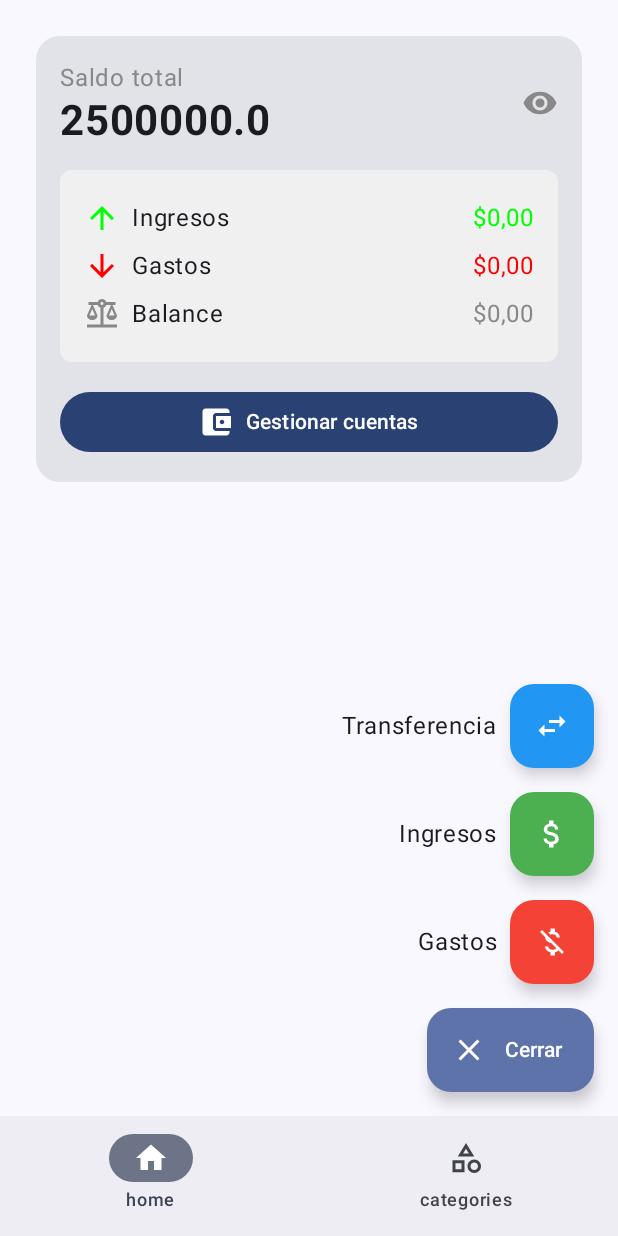
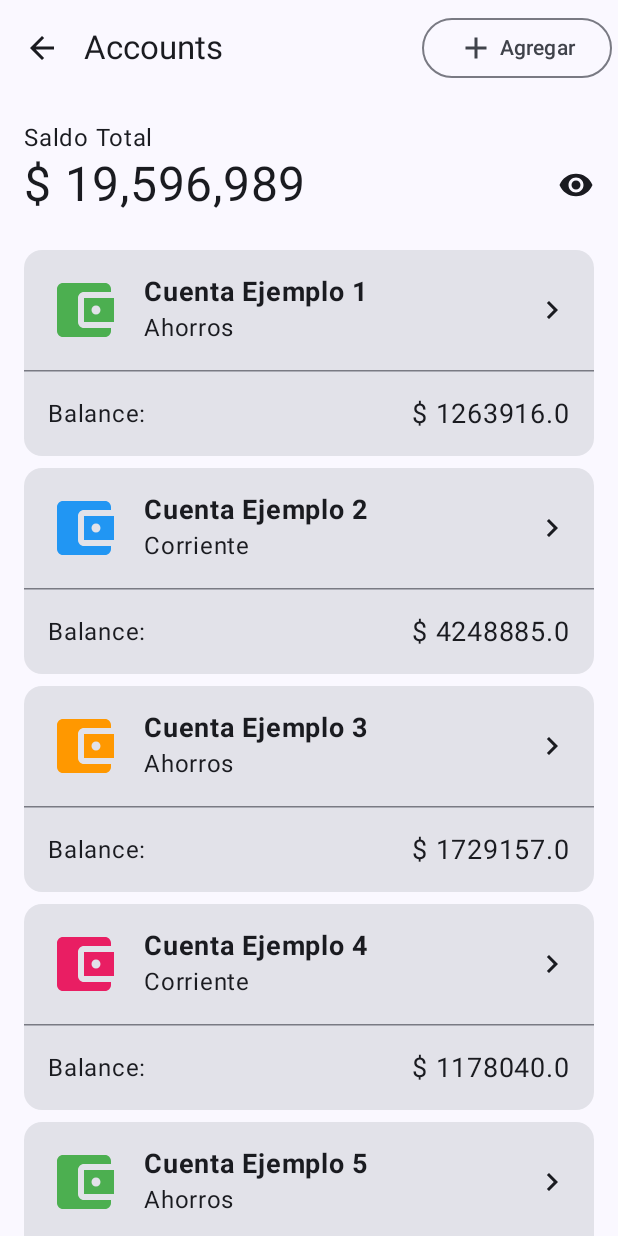
Before and after one commit to ing-fabiansuarez/GuardaditoApp, an Android app built with Jetpack Compose: the screen it shows after launch (MainActivity), after a tap on "Gestionar cuentas", on a phone screen of 412 x 824 dp. Run offline under Robolectric (Android 15) with nearby library versions, the phone set to English and light mode, and no system bars; our stand-ins replace Room's generated code; 2 other taps on this screen came first.

Commit message:
Se cre el accounts screen

```diff
--- a/app/src/main/java/software/mys/guardaditoapp/NavigationApp.kt
+++ b/app/src/main/java/software/mys/guardaditoapp/NavigationApp.kt
@@ -5,6 +5,7 @@ import androidx.compose.ui.platform.LocalContext
 import androidx.navigation.compose.NavHost
 import androidx.navigation.compose.composable
 import androidx.navigation.compose.rememberNavController
+import software.mys.guardaditoapp.ui.screen.AccountScreen
 import software.mys.guardaditoapp.ui.screen.MainScreen
 
 @Composable
@@ -13,8 +14,12 @@ fun NavigationApp() {
     val navController = rememberNavController()
     NavHost(navController = navController, startDestination = Routes.Main.route) {
         composable(Routes.Main.route) {
-            MainScreen()
+            MainScreen(
+                onAccountClick = { navController.navigate(Routes.Accounts.route) }
+            )
+        }
+        composable(Routes.Accounts.route) {
+            AccountScreen(onBackClick = { navController.popBackStack() })
         }
     }
-
 }
--- a/app/src/main/java/software/mys/guardaditoapp/Routes.kt
+++ b/app/src/main/java/software/mys/guardaditoapp/Routes.kt
@@ -4,4 +4,5 @@ sealed class Routes(val route: String, val title: String) {
     object Main : Routes("main", "Inicio")
     object HomeTab : Routes("home", "Inicio")
     object CategoriesTab : Routes("categories", "Categorías")
+    object Accounts : Routes("accounts", "Cuentas")
 }
--- a/app/src/main/java/software/mys/guardaditoapp/data/local/entities/AccountEntity.kt
+++ b/app/src/main/java/software/mys/guardaditoapp/data/local/entities/AccountEntity.kt
@@ -1,8 +1,13 @@
 package software.mys.guardaditoapp.data.local.entities
 
+import androidx.compose.material.icons.Icons
+import androidx.compose.material.icons.filled.AccountBalanceWallet
+import androidx.compose.material.icons.filled.Category
+import androidx.compose.ui.graphics.vector.ImageVector
 import androidx.room.Entity
 import androidx.room.PrimaryKey
 import software.mys.guardaditoapp.ui.models.AccountUi
+import software.mys.guardaditoapp.ui.util.AppIcons
 
 @Entity(tableName = "accounts")
 data class AccountEntity(
@@ -10,7 +15,7 @@ data class AccountEntity(
     val name: String = "",               // Nombre de la cuenta, ej. "Nequi", "Davivienda"
     val type: String = "",           // Tipo: "Ahorros", "Corriente", "Crédito", "Efectivo"
     var balance: Double = 0.0,        // Saldo visible (como String si viene del usuario o editable)
-    val icon: String = "",           // Nombre del ícono asociado o URL/local path
+    val iconName: String = "Default.Business",     // Nombre del ícono asociado o URL/local path
     val color: Long = 0xFFFFFFF
 )
 
@@ -20,7 +25,7 @@ fun AccountEntity.toUi(): AccountUi {
         name = name,
         type = type,
         balance = balance,
-        icon = icon,
-        colorHex = String.format("#%06X", 0xFFFFFF and color.toInt())
+        icon = AppIcons.getIconByName(this.iconName),
+        colorHex = color
     )
 }
--- a/app/src/main/java/software/mys/guardaditoapp/ui/models/AccountUi.kt
+++ b/app/src/main/java/software/mys/guardaditoapp/ui/models/AccountUi.kt
@@ -1,14 +1,19 @@
 package software.mys.guardaditoapp.ui.models
 
+import androidx.compose.material.icons.Icons
+import androidx.compose.material.icons.filled.AccountBalanceWallet
+import androidx.compose.material.icons.filled.Category
+import androidx.compose.ui.graphics.vector.ImageVector
 import software.mys.guardaditoapp.data.local.entities.AccountEntity
+import software.mys.guardaditoapp.ui.util.AppIcons
 
 data class AccountUi(
     val id: Long = 0,             // ID único (útil para Firebase u otra base de datos)
     val name: String = "",           // Nombre de la cuenta, ej. "Nequi", "Davivienda"
     val type: String = "",           // Tipo: "Ahorros", "Corriente", "Crédito", "Efectivo"
     val balance: Double = 0.0,        // Saldo visible (como String si viene del usuario o editable)
-    val icon: String = "",           // Nombre del ícono asociado o URL/local path
-    val colorHex: String = "#FFFFFF" // Color asociado (puede usarse en UI para distinguir cuentas)
+    val icon: ImageVector = Icons.Default.AccountBalanceWallet,         // Nombre del ícono asociado o URL/local path
+    val colorHex: Long = 0xFF00897B // Color asociado (puede usarse en UI para distinguir cuentas)
 )
 
 fun AccountUi.toEntity(): AccountEntity {
@@ -17,7 +22,7 @@ fun AccountUi.toEntity(): AccountEntity {
         name = name,
         type = type,
         balance = balance,
-        icon = icon,
-        color = colorHex.removePrefix("#").toLong(16)
+        iconName = AppIcons.getNameByIcon(icon),
+        color = colorHex
     )
 }
--- /dev/null
+++ b/app/src/main/java/software/mys/guardaditoapp/ui/screen/AccountScreen.kt
@@ -0,0 +1,222 @@
+package software.mys.guardaditoapp.ui.screen
+
+import androidx.compose.foundation.clickable
+import androidx.compose.foundation.layout.Arrangement
+import androidx.compose.foundation.layout.Column
+import androidx.compose.foundation.layout.PaddingValues
+import androidx.compose.foundation.layout.Row
+import androidx.compose.foundation.layout.Spacer
+import androidx.compose.foundation.layout.fillMaxWidth
+import androidx.compose.foundation.layout.padding
+import androidx.compose.foundation.layout.size
+import androidx.compose.foundation.layout.width
+import androidx.compose.foundation.lazy.LazyColumn
+import androidx.compose.foundation.lazy.items
+import androidx.compose.material.icons.Icons
+import androidx.compose.material.icons.automirrored.filled.ArrowBack
+import androidx.compose.material.icons.automirrored.filled.NavigateNext
+import androidx.compose.material.icons.filled.AccountBalanceWallet
+import androidx.compose.material.icons.filled.Add
+import androidx.compose.material.icons.filled.ArrowBack
+import androidx.compose.material.icons.filled.Visibility
+import androidx.compose.material.icons.filled.VisibilityOff
+import androidx.compose.material3.Button
+import androidx.compose.material3.Card
+import androidx.compose.material3.ElevatedButton
+import androidx.compose.material3.ExperimentalMaterial3Api
+import androidx.compose.material3.FloatingActionButton
+import androidx.compose.material3.HorizontalDivider
+import androidx.compose.material3.Icon
+import androidx.compose.material3.IconButton
+import androidx.compose.material3.MaterialTheme
+import androidx.compose.material3.OutlinedButton
+import androidx.compose.material3.Scaffold
+import androidx.compose.material3.Text
+import androidx.compose.material3.TextButton
+import androidx.compose.material3.TopAppBar
+import androidx.compose.runtime.Composable
+import androidx.compose.runtime.getValue
+import androidx.compose.runtime.mutableStateOf
+import androidx.compose.runtime.remember
+import androidx.compose.runtime.saveable.rememberSaveable
+import androidx.compose.runtime.setValue
+import androidx.compose.ui.Alignment
+import androidx.compose.ui.Modifier
+import androidx.compose.ui.graphics.Color
+import androidx.compose.ui.platform.LocalContext
+import androidx.compose.ui.text.font.FontWeight
+import androidx.compose.ui.tooling.preview.Preview
+import androidx.compose.ui.unit.dp
+import androidx.compose.ui.unit.sp
+import software.mys.guardaditoapp.ui.models.AccountUi
+import java.text.NumberFormat
+
+@OptIn(ExperimentalMaterial3Api::class)
+@Composable
+fun AccountScreen(onBackClick: () -> Unit = {}) {
+    // Datos de ejemplo para la lista
+    val sampleAccounts = remember {
+        List(10) { index ->
+            val colorVerde = 0xFF4CAF50L
+            val colorAzul = 0xFF2196F3L
+            val colorNaranja = 0xFFFF9800L
+            val colorRosa = 0xFFE91E63L
+            AccountUi(
+                id = index.toLong(),
+                name = "Cuenta Ejemplo ${index + 1}",
+                type = if (index % 2 == 0) "Ahorros" else "Corriente",
+                balance = (100000..5000000).random().toDouble(),
+                colorHex = when (index % 4) { // Cambiado aquí
+                    0 -> colorVerde
+                    1 -> colorAzul
+                    2 -> colorNaranja
+                    else -> colorRosa
+                }
+            )
+        }
+    }
+
+    Scaffold(
+        topBar = {
+            TopAppBar(
+                title = { Text("Accounts") },
+                navigationIcon = {
+                    IconButton(onClick = onBackClick) {
+                        Icon(Icons.AutoMirrored.Filled.ArrowBack, contentDescription = null)
+                    }
+                },
+                actions = {
+                    OutlinedButton(
+                        onClick = { }
+                    ) {
+                        Icon(
+                            Icons.Default.Add,
+                            contentDescription = null,
+                            modifier = Modifier.size(24.dp)
+                        )
+                        Spacer(modifier = Modifier.width(4.dp))
+                        Text(
+                            "Agregar",
+                        )
+                    }
+                }
+            )
+        }
+    ) { innerPadding ->
+        LazyColumn(
+            modifier = Modifier.padding(innerPadding),
+            contentPadding = PaddingValues(16.dp), // Padding alrededor de la lista
+            verticalArrangement = Arrangement.spacedBy(8.dp) // Espacio entre items
+        ) {
+            item { // Primer item especial para el SummaryAccount
+                SummaryAccount(total = sampleAccounts.sumOf { it.balance })
+                Spacer(modifier = Modifier.size(16.dp)) // Espacio después del resumen
+            }
+
+            items(
+                sampleAccounts,
+                key = { account -> account.id }) { account -> // Bucle sobre la lista de cuentas
+                AccountItem(account = account)
+            }
+        }
+
+    }
+
+}
+
+
+@Composable
+fun SummaryAccount(total: Double) {
+    var isBalanceVisible by rememberSaveable { mutableStateOf(true) }
+    // Obtener el contexto local para acceder a la configuración regional del dispositivo
+    val context = LocalContext.current
+    // Obtener la configuración regional actual del dispositivo
+    val currentLocale = context.resources.configuration.locales[0]
+
+    // Crear un formateador de números para la configuración regional actual
+    // Esto asegura que se usen los separadores correctos (p.ej., "," para miles y "." para decimal en US)
+    // o (p.ej., "." para miles y "," para decimal en muchos países europeos)
+    val numberFormatter = remember(currentLocale) {
+        NumberFormat.getInstance(currentLocale).apply {
+            // Opcional: Configurar el número máximo y mínimo de dígitos fraccionarios
+            // minimumFractionDigits = 2
+            // maximumFractionDigits = 2
+        }
+    }
+    val formattedBalance = remember(total, currentLocale) {
+        numberFormatter.format(total)
+    }
+    Column(modifier = Modifier.fillMaxWidth()) {
+        Text("Saldo Total")
+        Row(
+            horizontalArrangement = Arrangement.SpaceBetween,
+            modifier = Modifier.fillMaxWidth(),
+            verticalAlignment = Alignment.CenterVertically
+        ) {
+            // Muestra el saldo o asteriscos según el estado de isBalanceVisible
+            Text(
+                text = if (isBalanceVisible) "$ $formattedBalance" else "$ ****.**",
+                fontSize = 32.sp
+            )
+            Icon(
+                imageVector = if (isBalanceVisible) Icons.Default.Visibility else Icons.Default.VisibilityOff,
+                contentDescription = if (isBalanceVisible) "Ocultar saldo" else "Mostrar saldo",
+                modifier = Modifier.clickable {
+                    // Cambia el estado de visibilidad al hacer clic
+                    isBalanceVisible = !isBalanceVisible
+                }
+            )
+        }
+    }
+}
+
+@Composable
+fun AccountItem(account: AccountUi) {
+    Card {
+        Column() {
+            Row(
+                modifier = Modifier
+                    .fillMaxWidth()
+                    .padding(16.dp),
+                horizontalArrangement = Arrangement.SpaceBetween,
+                verticalAlignment = Alignment.CenterVertically
+            ) {
+                Row(verticalAlignment = Alignment.CenterVertically) {
+                    Icon(
+                        Icons.Default.AccountBalanceWallet,
+                        contentDescription = null,
+                        modifier = Modifier.size(48.dp),
+                        tint = Color(account.colorHex)
+                    )
+                    Spacer(modifier = Modifier.width(16.dp))
+                    Column {
+                        Text(account.name, fontSize = 18.sp, fontWeight = FontWeight.Bold)
+                        Text(account.type)
+                    }
+                }
+                Icon(Icons.AutoMirrored.Filled.NavigateNext, contentDescription = null)
+            }
+            HorizontalDivider()
+            Row(
+                modifier = Modifier
+                    .fillMaxWidth()
+                    .padding(16.dp),
+                horizontalArrangement = Arrangement.SpaceBetween,
+                verticalAlignment = Alignment.CenterVertically
+            ) {
+                Text("Balance: ")
+                Text(
+                    "$ ${account.balance.toString()}",
+                    fontSize = 18.sp
+                )
+            }
+        }
+    }
+}
+
+@Preview() // Añade un fondo blanco para mejor visualización
+@Composable
+fun Preview() {
+    //SummaryAccount(1000000.215)
+    AccountScreen()
+}
--- a/app/src/main/java/software/mys/guardaditoapp/ui/screen/MainScreen.kt
+++ b/app/src/main/java/software/mys/guardaditoapp/ui/screen/MainScreen.kt
@@ -49,7 +49,7 @@ import software.mys.guardaditoapp.ui.viewmodel.TransactionViewModel
 
 @OptIn(ExperimentalMaterial3Api::class)
 @Composable
-fun MainScreen() {
+fun MainScreen(onAccountClick: () -> Unit = {}) {
     val navController = rememberNavController()
     val navBackStackEntry by navController.currentBackStackEntryAsState()
     val currentDestination = navBackStackEntry?.destination
@@ -179,7 +179,9 @@ fun MainScreen() {
             modifier = Modifier.padding(innerPadding)
         ) {
             composable(route = Routes.HomeTab.route) {
-                HomeTab()
+                HomeTab(
+                    onAccountClick = { onAccountClick() }
+                )
             }
             composable(route = Routes.CategoriesTab.route) {
                 CategoriesTab(categoryViewmodel)
--- a/app/src/main/java/software/mys/guardaditoapp/ui/screen/tabs/HomeTab.kt
+++ b/app/src/main/java/software/mys/guardaditoapp/ui/screen/tabs/HomeTab.kt
@@ -61,7 +61,7 @@ import androidx.compose.runtime.getValue
 
 
 @Composable
-fun HomeTab(viewModel: HomeTabViewModel = viewModel()) {
+fun HomeTab(viewModel: HomeTabViewModel = viewModel(), onAccountClick: () -> Unit = {}) {
 
     val state by viewModel.uiState.collectAsState()
 
@@ -70,7 +70,8 @@ fun HomeTab(viewModel: HomeTabViewModel = viewModel()) {
             .padding(8.dp)
     ) {
         BalanceCard(
-            saldoTotal = state.totalBalance
+            saldoTotal = state.totalBalance,
+            onAccountClick = onAccountClick
         )
     }
 
@@ -79,7 +80,7 @@ fun HomeTab(viewModel: HomeTabViewModel = viewModel()) {
 
 @OptIn(ExperimentalMaterial3Api::class)
 @Composable
-fun BalanceCard(saldoTotal: Double = 0.0) {
+fun BalanceCard(saldoTotal: Double = 0.0, onAccountClick: () -> Unit = {}) {
     Card(
         modifier = Modifier
             .padding(16.dp)
@@ -125,7 +126,7 @@ fun BalanceCard(saldoTotal: Double = 0.0) {
             }
             Spacer(modifier = Modifier.height(16.dp))
             Button(
-                onClick = { /*TODO*/ },
+                onClick = onAccountClick,
                 modifier = Modifier.fillMaxWidth(),
                 shape = RoundedCornerShape(50)
             ) {
--- a/app/src/main/java/software/mys/guardaditoapp/ui/viewmodel/TransactionViewModel.kt
+++ b/app/src/main/java/software/mys/guardaditoapp/ui/viewmodel/TransactionViewModel.kt
@@ -48,27 +48,7 @@ class TransactionViewModel(application: Application) : AndroidViewModel(applicat
         }.launchIn(viewModelScope)
 
         if (accounts.isEmpty()) {
-            accountRepository.insert(
-                AccountEntity(
-                    name = "Efectivo",
-                    type = "Disponible",
-                    balance = 500_000.0,
-                    icon = "attach_money",  // o el nombre de tu ícono local
-                    color = 0xFFE57373 // Rojo claro
-                )
-            )
-            accountRepository.insert(
-                AccountEntity(
-                    name = "Cuenta Bancaria",
-                    type = "Ahorros",
-                    balance = 2_000_000.0,
-                    icon = "account_balance", // o tu nombre de ícono correspondiente
-                    color = 0xFF64B5F6 // Azul claro
-                )
-            )
-            accounts = accountRepository.getAllAccounts().map {
-                it.toUi()
-            }
+
 
 
         }
```
Also changed, not shown: 2 other files.
